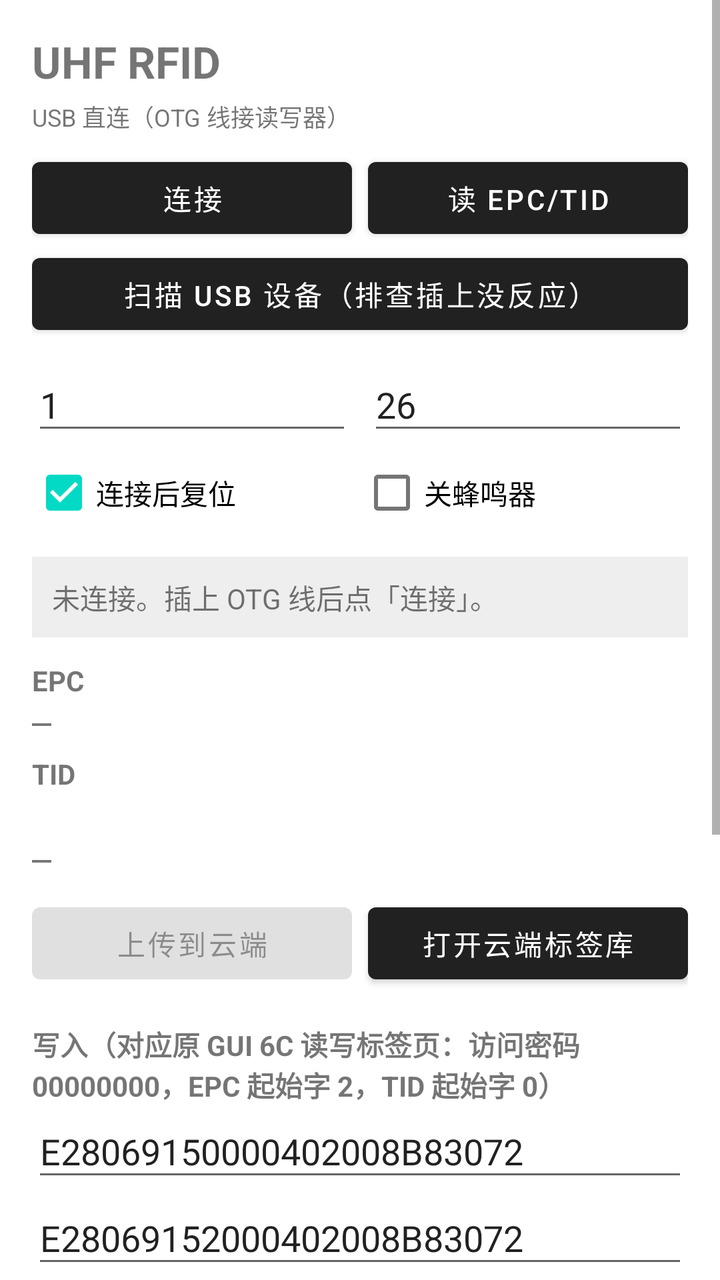
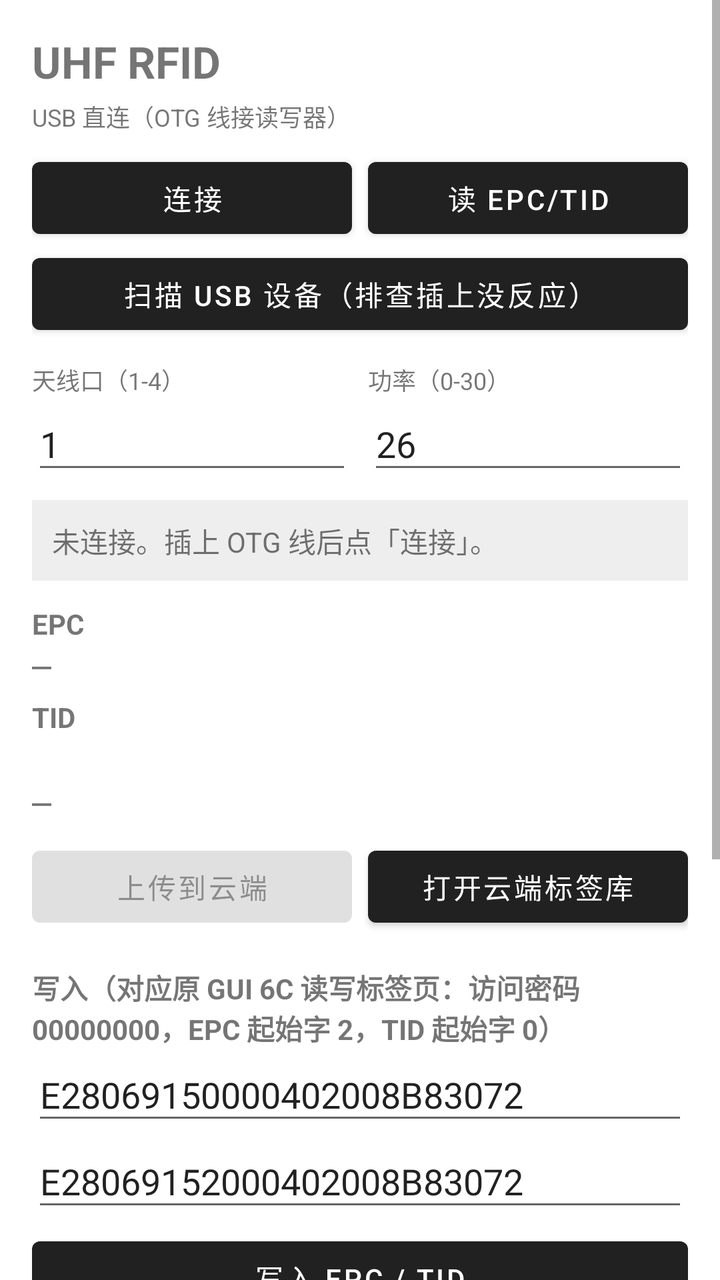

The first picture is an Android layout as it rendered before a commit; the second is the same layout after the commit. The layout source and the unified diff follow.
<!-- AndroidManifest.xml: application theme Theme.UhfRfid -->
<!-- res/layout/activity_main.xml -->
<?xml version="1.0" encoding="utf-8"?>
<ScrollView xmlns:android="http://schemas.android.com/apk/res/android"
    android:layout_width="match_parent"
    android:layout_height="match_parent"
    android:fillViewport="true"
    android:fitsSystemWindows="true">

    <LinearLayout
        android:layout_width="match_parent"
        android:layout_height="wrap_content"
        android:orientation="vertical"
        android:padding="16dp">

        <TextView
            android:id="@+id/titleText"
            android:layout_width="wrap_content"
            android:layout_height="wrap_content"
            android:text="@string/app_name"
            android:textSize="22sp"
            android:textStyle="bold" />

        <TextView
            android:layout_width="match_parent"
            android:layout_height="wrap_content"
            android:layout_marginTop="4dp"
            android:text="@string/mode_hint"
            android:textSize="12sp" />

        
        <LinearLayout
            android:layout_width="match_parent"
            android:layout_height="wrap_content"
            android:layout_marginTop="8dp"
            android:orientation="horizontal">

            <Button
                android:id="@+id/connectBtn"
                android:layout_width="0dp"
                android:layout_height="wrap_content"
                android:layout_weight="1"
                android:text="@string/connect" />

            <Button
                android:id="@+id/readBtn"
                android:layout_width="0dp"
                android:layout_height="wrap_content"
                android:layout_weight="1"
                android:layout_marginStart="8dp"
                android:text="@string/read" />
        </LinearLayout>

        <Button
            android:id="@+id/scanUsbBtn"
            android:layout_width="match_parent"
            android:layout_height="wrap_content"
            android:text="@string/scan_usb" />

        
        <LinearLayout
            android:layout_width="match_parent"
            android:layout_height="wrap_content"
            android:layout_marginTop="8dp"
            android:orientation="horizontal">

            <EditText
                android:id="@+id/antennaEdit"
                android:layout_width="0dp"
                android:layout_height="wrap_content"
                android:layout_weight="1"
                android:hint="@string/antenna"
                android:inputType="number"
                android:text="1" />

            <EditText
                android:id="@+id/powerEdit"
                android:layout_width="0dp"
                android:layout_height="wrap_content"
                android:layout_weight="1"
                android:layout_marginStart="8dp"
                android:hint="@string/power"
                android:inputType="number"
                android:text="26" />
        </LinearLayout>

        <LinearLayout
            android:layout_width="match_parent"
            android:layout_height="wrap_content"
            android:orientation="horizontal">

            <CheckBox
                android:id="@+id/restartCheck"
                android:layout_width="0dp"
                android:layout_height="wrap_content"
                android:layout_weight="1"
                android:checked="true"
                android:text="@string/restart" />

            <CheckBox
                android:id="@+id/muteCheck"
                android:layout_width="0dp"
                android:layout_height="wrap_content"
                android:layout_weight="1"
                android:text="@string/mute" />
        </LinearLayout>

        
        <TextView
            android:id="@+id/statusText"
            android:layout_width="match_parent"
            android:layout_height="wrap_content"
            android:layout_marginTop="8dp"
            android:background="#11000000"
            android:padding="10dp"
            android:text="@string/not_connected"
            android:textIsSelectable="true" />

        
        <TextView
            android:layout_width="wrap_content"
            android:layout_height="wrap_content"
            android:layout_marginTop="12dp"
            android:text="@string/epc"
            android:textStyle="bold" />

        <TextView
            android:id="@+id/epcText"
            android:layout_width="match_parent"
            android:layout_height="wrap_content"
            android:fontFamily="monospace"
            android:text="—"
            android:textIsSelectable="true"
            android:textSize="16sp" />

        <TextView
            android:layout_width="wrap_content"
            android:layout_height="wrap_content"
            android:layout_marginTop="6dp"
            android:text="@string/tid"
            android:textStyle="bold" />

        <TextView
            android:id="@+id/checkText"
            android:layout_width="match_parent"
            android:layout_height="wrap_content"
            android:layout_marginTop="4dp"
            android:textSize="13sp"
            android:textStyle="bold" />

        <TextView
            android:id="@+id/tidText"
            android:layout_width="match_parent"
            android:layout_height="wrap_content"
            android:fontFamily="monospace"
            android:text="—"
            android:textIsSelectable="true"
            android:textSize="16sp" />

        
        <LinearLayout
            android:id="@+id/hitCard"
            android:layout_width="match_parent"
            android:layout_height="wrap_content"
            android:layout_marginTop="10dp"
            android:background="@drawable/bg_card_hit"
            android:orientation="vertical"
            android:padding="14dp"
            android:visibility="gone">

            <TextView
                android:id="@+id/hitLabel"
                android:layout_width="wrap_content"
                android:layout_height="wrap_content"
                android:letterSpacing="0.08"
                android:text="@string/hit_label"
                android:textColor="#1565C0"
                android:textSize="12sp"
                android:textStyle="bold" />

            <TextView
                android:id="@+id/hitName"
                android:layout_width="match_parent"
                android:layout_height="wrap_content"
                android:layout_marginTop="2dp"
                android:textColor="#0D47A1"
                android:textSize="24sp"
                android:textStyle="bold" />

            <TextView
                android:id="@+id/hitSub"
                android:layout_width="match_parent"
                android:layout_height="wrap_content"
                android:layout_marginTop="4dp"
                android:fontFamily="monospace"
                android:textColor="#1565C0"
                android:textSize="13sp" />
        </LinearLayout>

        
        <LinearLayout
            android:id="@+id/resultCard"
            android:layout_width="match_parent"
            android:layout_height="wrap_content"
            android:layout_marginTop="10dp"
            android:background="@drawable/bg_card_ok"
            android:orientation="vertical"
            android:padding="14dp"
            android:visibility="gone">

            <TextView
                android:id="@+id/resultTitle"
                android:layout_width="match_parent"
                android:layout_height="wrap_content"
                android:textSize="20sp"
                android:textStyle="bold" />

            <TextView
                android:id="@+id/resultText"
                android:layout_width="match_parent"
                android:layout_height="wrap_content"
                android:layout_marginTop="4dp"
                android:fontFamily="monospace"
                android:textIsSelectable="true"
                android:textSize="12sp" />
        </LinearLayout>

        
        <LinearLayout
            android:layout_width="match_parent"
            android:layout_height="wrap_content"
            android:layout_marginTop="8dp"
            android:orientation="horizontal">

            <Button
                android:id="@+id/uploadBtn"
                android:layout_width="0dp"
                android:layout_height="wrap_content"
                android:layout_weight="1"
                android:enabled="false"
                android:text="@string/cloud_upload" />

            <Button
                android:id="@+id/cloudBtn"
                android:layout_width="0dp"
                android:layout_height="wrap_content"
                android:layout_weight="1"
                android:layout_marginStart="8dp"
                android:text="@string/cloud_open" />
        </LinearLayout>

        
        <TextView
            android:layout_width="wrap_content"
            android:layout_height="wrap_content"
            android:layout_marginTop="16dp"
            android:text="@string/write_section"
            android:textStyle="bold" />

        <EditText
            android:id="@+id/epcEdit"
            android:layout_width="match_parent"
            android:layout_height="wrap_content"
            android:hint="@string/epc_hint"
            android:inputType="textNoSuggestions"
            android:text="E28069150000402008B83072" />

        <EditText
            android:id="@+id/tidEdit"
            android:layout_width="match_parent"
            android:layout_height="wrap_content"
            android:hint="@string/tid_hint"
            android:inputType="textNoSuggestions"
            android:text="E28069152000402008B83072" />

        <Button
            android:id="@+id/writeBtn"
            android:layout_width="match_parent"
            android:layout_height="wrap_content"
            android:layout_marginTop="4dp"
            android:text="@string/write" />

        <TextView
            android:layout_width="match_parent"
            android:layout_height="wrap_content"
            android:layout_marginTop="6dp"
            android:text="@string/write_note"
            android:textSize="12sp" />

        
        <TextView
            android:layout_width="wrap_content"
            android:layout_height="wrap_content"
            android:layout_marginTop="16dp"
            android:text="@string/raw_log"
            android:textStyle="bold" />

        <TextView
            android:id="@+id/logText"
            android:layout_width="match_parent"
            android:layout_height="180dp"
            android:background="#11000000"
            android:fontFamily="monospace"
            android:padding="8dp"
            android:textIsSelectable="true"
            android:textSize="11sp" />

    </LinearLayout>
</ScrollView>
<!-- resources referenced by this layout -->
<resources>
  <!-- drawable bg_card_hit (drawable) -->
  <?xml version="1.0" encoding="utf-8"?>
  <shape xmlns:android="http://schemas.android.com/apk/res/android"
      android:shape="rectangle">
      <solid android:color="#E3F2FD" />
      <corners android:radius="10dp" />
      <stroke android:width="2dp" android:color="#1E88E5" />
  </shape>
  <!-- drawable bg_card_ok (drawable) -->
  <?xml version="1.0" encoding="utf-8"?>
  <shape xmlns:android="http://schemas.android.com/apk/res/android"
      android:shape="rectangle">
      <solid android:color="#E8F5E9" />
      <corners android:radius="10dp" />
      <stroke android:width="2dp" android:color="#2E7D32" />
  </shape>
  <string name="antenna">天线口</string>
  <string name="app_name">UHF RFID</string>
  <string name="cloud_open">打开云端标签库</string>
  <string name="cloud_upload">上传到云端</string>
  <string name="connect">连接</string>
  <string name="epc">EPC</string>
  <string name="epc_hint">EPC（Hex，12 字节）</string>
  <string name="hit_label">已在云端 · 不重复上传</string>
  <string name="mode_hint">USB 直连（OTG 线接读写器）</string>
  <string name="mute">关蜂鸣器</string>
  <string name="not_connected">未连接。插上 OTG 线后点「连接」。</string>
  <string name="power">功率</string>
  <string name="raw_log">原始报文</string>
  <string name="read">读 EPC/TID</string>
  <string name="restart">连接后复位</string>
  <string name="scan_usb">扫描 USB 设备（排查插上没反应）</string>
  <string name="tid">TID</string>
  <string name="tid_hint">TID（Hex，12 字节）</string>
  <string name="write">写入 EPC / TID</string>
  <string name="write_note">TID 能不能写取决于标签：标准 Gen2 是出厂只读的，但这批标签实测可写。程序写完一律回读校验，写不进去会如实报告。</string>
  <string name="write_section">写入（对应原 GUI 6C 读写标签页：访问密码 00000000，EPC 起始字 2，TID 起始字 0）</string>
  <style name="Theme.UhfRfid" parent="Theme.MaterialComponents.DayNight.DarkActionBar" />
</resources>

<!-- the commit's change to res/layout/activity_main.xml (unified diff, before → after) -->
@@ -59,48 +59,51 @@
         <LinearLayout
             android:layout_width="match_parent"
             android:layout_height="wrap_content"
-            android:layout_marginTop="8dp"
+            android:layout_marginTop="10dp"
             android:orientation="horizontal">
 
-            <EditText
-                android:id="@+id/antennaEdit"
-                android:layout_width="0dp"
-                android:layout_height="wrap_content"
-                android:layout_weight="1"
-                android:hint="@string/antenna"
-                android:inputType="number"
-                android:text="1" />
-
-            <EditText
-                android:id="@+id/powerEdit"
+            <LinearLayout
+                android:layout_width="0dp"
+                android:layout_height="wrap_content"
+                android:layout_weight="1"
+                android:orientation="vertical">
+
+                <TextView
+                    android:layout_width="wrap_content"
+                    android:layout_height="wrap_content"
+                    android:text="@string/antenna_label"
+                    android:textSize="12sp" />
+
+                <EditText
+                    android:id="@+id/antennaEdit"
+                    android:layout_width="match_parent"
+                    android:layout_height="wrap_content"
+                    android:hint="@string/antenna"
+                    android:inputType="number"
+                    android:text="1" />
+            </LinearLayout>
+
+            <LinearLayout
                 android:layout_width="0dp"
                 android:layout_height="wrap_content"
                 android:layout_weight="1"
                 android:layout_marginStart="8dp"
-                android:hint="@string/power"
-                android:inputType="number"
-                android:text="26" />
-        </LinearLayout>
-
-        <LinearLayout
-            android:layout_width="match_parent"
-            android:layout_height="wrap_content"
-            android:orientation="horizontal">
-
-            <CheckBox
-                android:id="@+id/restartCheck"
-                android:layout_width="0dp"
-                android:layout_height="wrap_content"
-                android:layout_weight="1"
-                android:checked="true"
-                android:text="@string/restart" />
-
-            <CheckBox
-                android:id="@+id/muteCheck"
-                android:layout_width="0dp"
-                android:layout_height="wrap_content"
-                android:layout_weight="1"
-                android:text="@string/mute" />
+                android:orientation="vertical">
+
+                <TextView
+                    android:layout_width="wrap_content"
+                    android:layout_height="wrap_content"
+                    android:text="@string/power_label"
+                    android:textSize="12sp" />
+
+                <EditText
+                    android:id="@+id/powerEdit"
+                    android:layout_width="match_parent"
+                    android:layout_height="wrap_content"
+                    android:hint="@string/power"
+                    android:inputType="number"
+                    android:text="26" />
+            </LinearLayout>
         </LinearLayout>
 
         
<!-- resource entries referenced after the edit -->
@@ -17,6 +17,7 @@
       <stroke android:width="2dp" android:color="#2E7D32" />
   </shape>
   <string name="antenna">天线口</string>
+  <string name="antenna_label">天线口（1-4）</string>
   <string name="app_name">UHF RFID</string>
   <string name="cloud_open">打开云端标签库</string>
   <string name="cloud_upload">上传到云端</string>
@@ -25,12 +26,11 @@
   <string name="epc_hint">EPC（Hex，12 字节）</string>
   <string name="hit_label">已在云端 · 不重复上传</string>
   <string name="mode_hint">USB 直连（OTG 线接读写器）</string>
-  <string name="mute">关蜂鸣器</string>
   <string name="not_connected">未连接。插上 OTG 线后点「连接」。</string>
   <string name="power">功率</string>
+  <string name="power_label">功率（0-30）</string>
   <string name="raw_log">原始报文</string>
   <string name="read">读 EPC/TID</string>
-  <string name="restart">连接后复位</string>
   <string name="scan_usb">扫描 USB 设备（排查插上没反应）</string>
   <string name="tid">TID</string>
   <string name="tid_hint">TID（Hex，12 字节）</string>
